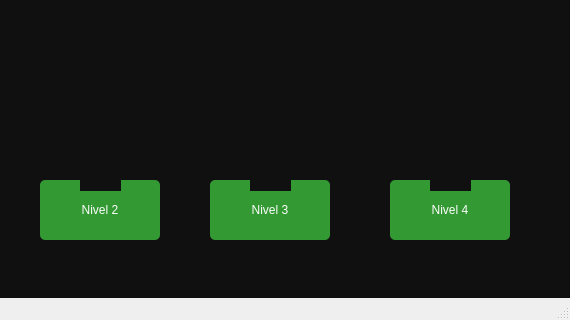
Old version of the form partidas.ui in the repository javierjose1224/Proyecto_final; both pictures show x 180 to 750 and y 130 to 450 of the 750 by 450 pixel window.
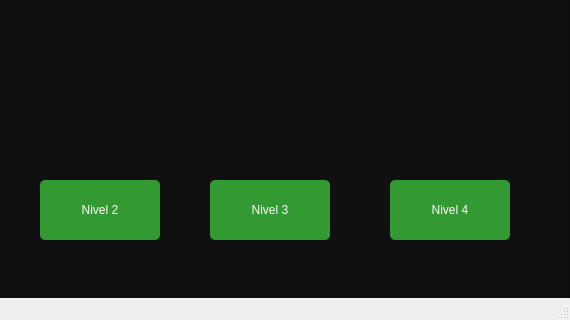
New version of the form. Icons and pictures are not drawn.

Commit message: Detalles finales

```diff
--- a/partidas.ui
+++ b/partidas.ui
@@ -79,25 +79,6 @@
       <string/>
      </property>
     </widget>
-    <widget class="QLabel" name="x_1">
-     <property name="enabled">
-      <bool>true</bool>
-     </property>
-     <property name="geometry">
-      <rect>
-       <x>260</x>
-       <y>280</y>
-       <width>41</width>
-       <height>41</height>
-      </rect>
-     </property>
-     <property name="styleSheet">
-      <string notr="true">image: url(:/Imagenes/X.png);</string>
-     </property>
-     <property name="text">
-      <string/>
-     </property>
-    </widget>
     <widget class="QPushButton" name="pushButton">
      <property name="geometry">
       <rect>
@@ -164,25 +145,6 @@
       <string>Nivel 3</string>
      </property>
     </widget>
-    <widget class="QLabel" name="x_2">
-     <property name="enabled">
-      <bool>true</bool>
-     </property>
-     <property name="geometry">
-      <rect>
-       <x>430</x>
-       <y>280</y>
-       <width>41</width>
-       <height>41</height>
-      </rect>
-     </property>
-     <property name="styleSheet">
-      <string notr="true">image: url(:/Imagenes/X.png);</string>
-     </property>
-     <property name="text">
-      <string/>
-     </property>
-    </widget>
     <widget class="QPushButton" name="pushButton_4">
      <property name="enabled">
       <bool>false</bool>
@@ -206,6 +168,7 @@
       <string>Nivel 4</string>
      </property>
     </widget>
+   </widget>
     <widget class="QLabel" name="x_3">
      <property name="enabled">
       <bool>true</bool>
@@ -213,9 +176,9 @@
      <property name="geometry">
       <rect>
        <x>610</x>
-       <y>280</y>
-       <width>41</width>
-       <height>41</height>
+      <y>290</y>
+      <width>51</width>
+      <height>51</height>
       </rect>
      </property>
      <property name="styleSheet">
@@ -225,15 +188,43 @@
       <string/>
      </property>
     </widget>
-    <zorder>label_4</zorder>
-    <zorder>volver</zorder>
-    <zorder>pushButton</zorder>
-    <zorder>pushButton_2</zorder>
-    <zorder>pushButton_3</zorder>
-    <zorder>x_2</zorder>
-    <zorder>pushButton_4</zorder>
-    <zorder>x_3</zorder>
-    <zorder>x_1</zorder>
+   <widget class="QLabel" name="x_1">
+    <property name="enabled">
+     <bool>true</bool>
+    </property>
+    <property name="geometry">
+     <rect>
+      <x>260</x>
+      <y>290</y>
+      <width>51</width>
+      <height>51</height>
+     </rect>
+    </property>
+    <property name="styleSheet">
+     <string notr="true">image: url(:/Imagenes/X.png);</string>
+    </property>
+    <property name="text">
+     <string/>
+    </property>
+   </widget>
+   <widget class="QLabel" name="x_2">
+    <property name="enabled">
+     <bool>true</bool>
+    </property>
+    <property name="geometry">
+     <rect>
+      <x>430</x>
+      <y>290</y>
+      <width>51</width>
+      <height>51</height>
+     </rect>
+    </property>
+    <property name="styleSheet">
+     <string notr="true">image: url(:/Imagenes/X.png);</string>
+    </property>
+    <property name="text">
+     <string/>
+    </property>
    </widget>
   </widget>
   <widget class="QStatusBar" name="statusbar"/>
```
Lines whose indentation alone changed are shown as unchanged. The commit also changes 2 other files.
